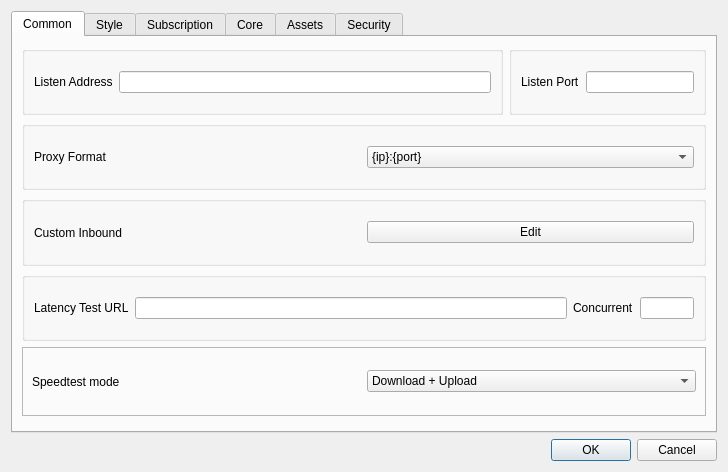
The window that include/ui/setting/dialog_basic_settings.ui (shengmo0210/Throne) describes before a commit, drawn with Qt 5.
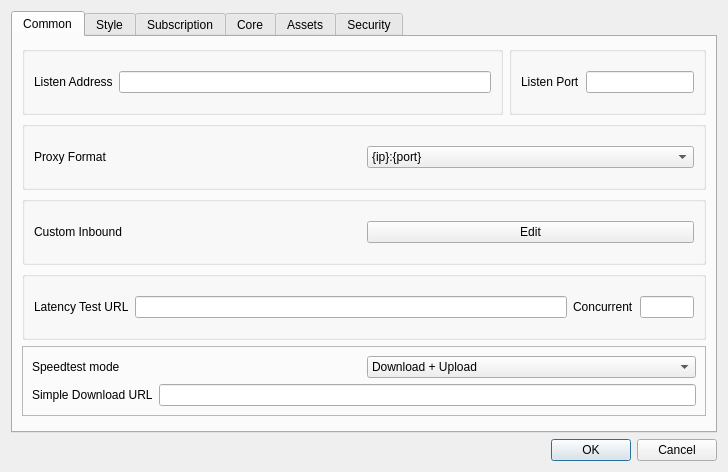
The same window after the commit. Custom widgets are drawn as their Qt base class.

Commit message: add simple speed test

Patch:
```diff
--- a/include/ui/setting/dialog_basic_settings.ui
+++ b/include/ui/setting/dialog_basic_settings.ui
@@ -187,7 +187,9 @@
          <property name="frameShadow">
           <enum>QFrame::Shadow::Raised</enum>
          </property>
-         <layout class="QHBoxLayout" name="horizontalLayout_3">
+         <layout class="QVBoxLayout" name="verticalLayout_5">
+          <item>
+           <layout class="QHBoxLayout" name="horizontalLayout_7">
           <item>
            <widget class="QLabel" name="label_12">
             <property name="text">
@@ -212,7 +214,28 @@
               <string>Only Upload</string>
              </property>
             </item>
-           </widget>
+              <item>
+               <property name="text">
+                <string>Simple Download</string>
+               </property>
+              </item>
+             </widget>
+            </item>
+           </layout>
+          </item>
+          <item>
+           <layout class="QHBoxLayout" name="horizontalLayout_3">
+            <item>
+             <widget class="QLabel" name="label_16">
+              <property name="text">
+               <string>Simple Download URL</string>
+              </property>
+             </widget>
+            </item>
+            <item>
+             <widget class="QLineEdit" name="simple_down_url"/>
+            </item>
+           </layout>
           </item>
          </layout>
         </widget>
```
Lines whose indentation alone changed are shown as unchanged. The commit also changes 10 other files.
